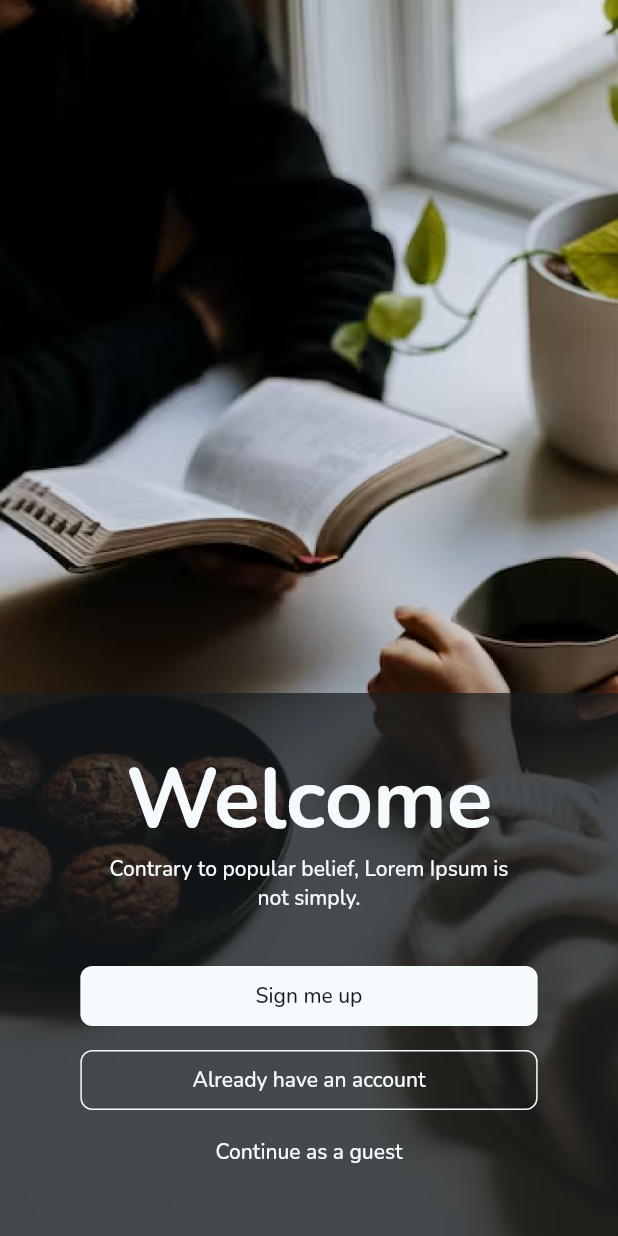
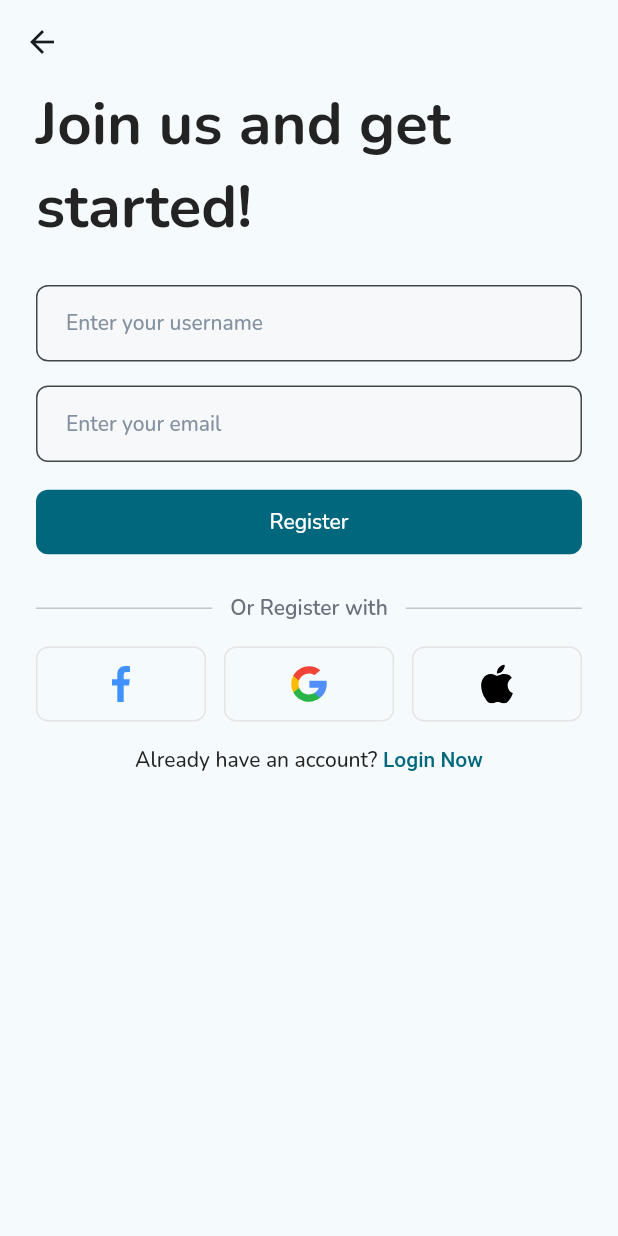
Before and after one commit to logickoder/stream_global, a Flutter app: the screen it shows after launch, after a tap on "Skip", after a tap on "Sign me up", on a phone screen of 412 x 824 dp. Run offline on Flutter 3.47's test engine with Material 2 defaults, Android fonts, the phone set to English and light mode, and no system bars; our stand-ins replace flutter_riverpod, flutter_svg, google_fonts, rx_shared_preferences; statements that could not run were skipped.

Commit message:
feat(auth): created screen

```diff
--- a/lib/app/assets.dart
+++ b/lib/app/assets.dart
@@ -3,6 +3,9 @@ class AppAssets {
 
   /// Icons
   static const _icons = '$_root/icons';
+  static const facebookIcon = '$_icons/facebook.svg';
+  static const googleIcon = '$_icons/google.svg';
+  static const appleIcon = '$_icons/apple.svg';
 
   /// Images
   static const _images = '$_root/images';
--- a/lib/app/routes.dart
+++ b/lib/app/routes.dart
@@ -1,6 +1,8 @@
 import 'package:flutter/material.dart';
 
-import '../auth/chooser/auth_chooser_screen.dart';
+import '../auth/auth_chooser_screen.dart';
+import '../auth/auth_screen.dart';
+import '../auth/auth_type.dart';
 import '../onboarding/onboarding_screen.dart';
 import '../splash/splash_screen.dart';
 
@@ -8,10 +10,14 @@ class AppRoutes {
   static const splash = '/';
   static const onboarding = '/onboarding';
   static const authChooser = '/auth';
+  static const login = '/auth/login';
+  static const register = '/auth/register';
 
   static Map<String, Widget Function(BuildContext)> get current => {
         splash: (context) => const SplashScreen(),
         onboarding: (_) => const OnboardingScreen(),
         authChooser: (_) => const AuthChooserScreen(),
+        login: (_) => const AuthScreen(),
+        register: (_) => const AuthScreen(type: AuthScreenType.register),
       };
 }
--- a/lib/app/theme.dart
+++ b/lib/app/theme.dart
@@ -19,10 +19,7 @@ class AppTheme {
       displayColor: AppColors.text,
     );
 
-    const buttonPadding = EdgeInsets.symmetric(
-      horizontal: AppDimens.padding / 2,
-      vertical: AppDimens.secondaryPadding / 2,
-    );
+    const buttonPadding = EdgeInsets.all(AppDimens.padding / 2);
 
     final buttonShape = RoundedRectangleBorder(
       borderRadius: BorderRadius.circular(AppDimens.secondaryPadding / 2),
@@ -76,6 +73,7 @@ class AppTheme {
         style: TextButton.styleFrom(
           padding: buttonPadding,
           shape: buttonShape,
+          foregroundColor: colorScheme.inversePrimary,
         ),
       ),
       outlinedButtonTheme: OutlinedButtonThemeData(
@@ -96,6 +94,8 @@ class AppTheme {
         ),
         hintStyle: const TextStyle(color: AppColors.textFieldHint),
         contentPadding: const EdgeInsets.all(AppDimens.secondaryPadding),
+        filled: true,
+        fillColor: AppColors.textFieldBackground,
       ),
     );
   }
--- a/lib/auth/chooser/auth_chooser_screen.dart
+++ b/lib/auth/auth_chooser_screen.dart
@@ -1,7 +1,8 @@
 import 'package:flutter/material.dart';
 
-import '../../app/assets.dart';
-import '../../app/dimens.dart';
+import '../app/assets.dart';
+import '../app/dimens.dart';
+import '../app/routes.dart';
 
 class AuthChooserScreen extends StatelessWidget {
   const AuthChooserScreen({super.key});
@@ -57,7 +58,10 @@ class AuthChooserScreen extends StatelessWidget {
                         backgroundColor: theme.colorScheme.surface,
                         foregroundColor: theme.colorScheme.onSurface,
                       ),
-                      onPressed: () {},
+                      onPressed: () => Navigator.pushNamed(
+                        context,
+                        AppRoutes.register,
+                      ),
                       child: const Text('Sign me up'),
                     ),
                   ),
@@ -69,7 +73,10 @@ class AuthChooserScreen extends StatelessWidget {
                         foregroundColor: theme.colorScheme.surface,
                         side: BorderSide(color: theme.colorScheme.surface),
                       ),
-                      onPressed: () {},
+                      onPressed: () => Navigator.pushNamed(
+                        context,
+                        AppRoutes.login,
+                      ),
                       child: const Text('Already have an account'),
                     ),
                   ),
@@ -87,7 +94,7 @@ class AuthChooserScreen extends StatelessWidget {
               ),
             )
           ],
-        ) /* add child content here */,
+        ),
       ),
     );
   }
--- /dev/null
+++ b/lib/auth/auth_screen.dart
@@ -0,0 +1,296 @@
+import 'package:flutter/gestures.dart';
+import 'package:flutter/material.dart';
+import 'package:flutter_riverpod/flutter_riverpod.dart';
+import 'package:flutter_svg/flutter_svg.dart';
+
+import '../app/assets.dart';
+import '../app/dimens.dart';
+import '../app/routes.dart';
+import 'auth_screen_controller.dart';
+import 'auth_screen_state.dart';
+import 'auth_type.dart';
+
+class AuthScreen extends ConsumerStatefulWidget {
+  final AuthScreenType type;
+
+  const AuthScreen({super.key, this.type = AuthScreenType.login});
+
+  @override
+  ConsumerState<AuthScreen> createState() => _AuthScreenState();
+}
+
+class _AuthScreenState extends ConsumerState<AuthScreen> {
+  final _form = GlobalKey<FormState>();
+
+  final _usernameController = TextEditingController();
+  final _emailController = TextEditingController();
+
+  final _controller =
+      NotifierProvider.autoDispose<AuthScreenController, AuthScreenState>(
+    AuthScreenController.new,
+  );
+
+  @override
+  Widget build(BuildContext context) {
+    final theme = Theme.of(context);
+
+    return Scaffold(
+      resizeToAvoidBottomInset: false,
+      appBar: AppBar(),
+      body: SafeArea(
+        child: Padding(
+          padding: const EdgeInsets.symmetric(horizontal: AppDimens.padding),
+          child: Form(
+            key: _form,
+            child: Column(
+              crossAxisAlignment: CrossAxisAlignment.start,
+              children: [
+                Text(
+                  _title(),
+                  style: theme.textTheme.headlineLarge?.copyWith(
+                    fontWeight: FontWeight.w700,
+                  ),
+                ),
+                if (widget.type == AuthScreenType.register) ...{
+                  const SizedBox(height: AppDimens.padding),
+                  TextFormField(
+                    controller: _usernameController,
+                    decoration: const InputDecoration(
+                      hintText: 'Enter your username',
+                    ),
+                    keyboardType: TextInputType.name,
+                    textInputAction: TextInputAction.next,
+                    validator: (value) {
+                      if (value == null || value.isEmpty) {
+                        return 'Please enter your username';
+                      }
+                      return null;
+                    },
+                  ),
+                },
+                const SizedBox(height: AppDimens.secondaryPadding),
+                TextFormField(
+                  controller: _emailController,
+                  decoration: const InputDecoration(
+                    hintText: 'Enter your email',
+                  ),
+                  keyboardType: TextInputType.emailAddress,
+                  textInputAction: TextInputAction.done,
+                  validator: (value) {
+                    if (value == null || value.isEmpty) {
+                      return 'Please enter your email address';
+                    }
+                    return null;
+                  },
+                ),
+                if (widget.type == AuthScreenType.login) ...{
+                  const SizedBox(height: AppDimens.secondaryPadding),
+                  Align(
+                    alignment: Alignment.centerRight,
+                    child: TextButton(
+                      onPressed: () {},
+                      child: const Text('Forgot password?'),
+                    ),
+                  )
+                },
+                const SizedBox(height: AppDimens.secondaryPadding),
+                SizedBox(
+                  width: double.infinity,
+                  child: Consumer(
+                    builder: (context, ref, child) {
+                      final isLoading = ref.watch(
+                        _controller.select((state) => state.loading),
+                      );
+                      return FilledButton(
+                        onPressed: isLoading ? null : _submitForm,
+                        child: Text(
+                          isLoading ? 'please wait...' : _buttonText(),
+                        ),
+                      );
+                    },
+                  ),
+                ),
+                const SizedBox(height: AppDimens.padding),
+                _AuthDivider(widget.type),
+                const SizedBox(height: AppDimens.secondaryPadding),
+                const _OAuth(),
+                const SizedBox(height: AppDimens.secondaryPadding),
+                Align(
+                  alignment: Alignment.center,
+                  child: RichText(
+                    text: TextSpan(
+                      text: '${_bottomLeftAction()} ',
+                      style: theme.textTheme.bodyLarge,
+                      children: [
+                        TextSpan(
+                          text: _rightActionText(),
+                          style: TextStyle(
+                            color: theme.colorScheme.primary,
+                            fontWeight: FontWeight.w500,
+                          ),
+                          recognizer: TapGestureRecognizer()
+                            ..onTap = _rightAction,
+                        ),
+                      ],
+                    ),
+                  ),
+                ),
+                const Spacer(flex: 4),
+              ],
+            ),
+          ),
+        ),
+      ),
+    );
+  }
+
+  void _submitForm() {
+    if (_form.currentState!.validate()) {
+      // hide the keyboard so errors can be seen
+      FocusScope.of(context).unfocus();
+      ref
+          .read(_controller.notifier)
+          .submit(
+            email: _emailController.text,
+            username: _usernameController.text,
+            type: widget.type,
+          )
+          .then((value) {
+        if (!value) {
+          ScaffoldMessenger.of(context).showSnackBar(
+            SnackBar(
+              content: Text(
+                ref.read(_controller).error ?? 'An error occurred',
+              ),
+            ),
+          );
+        } else {
+          // Navigator.pushNamedAndRemoveUntil(
+          //   context,
+          //   widget.type == AuthScreenType.reset
+          //       ? AppRoutes.login
+          //       : AppRoutes.landing,
+          //   (route) => false,
+          // );
+        }
+      });
+    }
+  }
+
+  /// Returns the title based on [widget.type].
+  String _title() {
+    return switch (widget.type) {
+      AuthScreenType.login => 'Welcome back, please log in',
+      AuthScreenType.register => 'Join us and get started!'
+    };
+  }
+
+  /// Returns the button text based on [widget.type].
+  String _buttonText() {
+    return switch (widget.type) {
+      AuthScreenType.login => 'Login',
+      AuthScreenType.register => 'Register'
+    };
+  }
+
+  /// Returns the left bottom action text based on [widget.type].
+  String _bottomLeftAction() {
+    return switch (widget.type) {
+      AuthScreenType.login => "Don't have an account?",
+      AuthScreenType.register => 'Already have an account?'
+    };
+  }
+
+  /// Returns the right bottom action text based on [widget.type].
+  String _rightActionText() {
+    return switch (widget.type) {
+      AuthScreenType.login => 'Register now',
+      AuthScreenType.register => 'Login Now'
+    };
+  }
+
+  /// Performs the right action based on [widget.type].
+  Future<void> _rightAction() async {
+    await switch (widget.type) {
+      AuthScreenType.login => Navigator.pushReplacementNamed(
+          context,
+          AppRoutes.register,
+        ),
+      AuthScreenType.register => Navigator.pushReplacementNamed(
+          context,
+          AppRoutes.login,
+        )
+    };
+  }
+
+  @override
+  void dispose() {
+    _usernameController.dispose();
+    _emailController.dispose();
+    super.dispose();
+  }
+}
+
+class _AuthDivider extends StatelessWidget {
+  const _AuthDivider(this.type);
+
+  final AuthScreenType type;
+
+  @override
+  Widget build(BuildContext context) {
+    return Row(
+      children: [
+        const Expanded(child: Divider()),
+        Padding(
+          padding: const EdgeInsets.symmetric(
+            horizontal: AppDimens.padding / 2,
+          ),
+          child: Text(
+            switch (type) {
+              AuthScreenType.login => 'Or Login with',
+              AuthScreenType.register => 'Or Register with'
+            },
+            style: Theme.of(context).textTheme.bodyLarge?.copyWith(
+                  fontWeight: FontWeight.w600,
+                  color: const Color(0xFF6A707C),
+                ),
+          ),
+        ),
+        const Expanded(child: Divider()),
+      ],
+    );
+  }
+}
+
+class _OAuth extends StatelessWidget {
+  const _OAuth();
+
+  @override
+  Widget build(BuildContext context) {
+    return Row(
+      mainAxisAlignment: MainAxisAlignment.center,
+      children: [
+        _button(AppAssets.facebookIcon, () {}),
+        const SizedBox(width: AppDimens.padding / 2),
+        _button(AppAssets.googleIcon, () {}),
+        const SizedBox(width: AppDimens.padding / 2),
+        _button(AppAssets.appleIcon, () {}),
+      ],
+    );
+  }
+
+  Widget _button(String image, VoidCallback onPressed) {
+    return Expanded(
+      child: OutlinedButton(
+        style: OutlinedButton.styleFrom(
+          shape: RoundedRectangleBorder(
+            borderRadius: BorderRadius.circular(8),
+          ),
+          side: const BorderSide(color: Color(0xFFE5E5E5)),
+        ),
+        onPressed: onPressed,
+        child: SvgPicture.asset(image),
+      ),
+    );
+  }
+}
--- /dev/null
+++ b/lib/auth/auth_screen_controller.dart
@@ -0,0 +1,45 @@
+import 'dart:async';
+
+import 'package:flutter_riverpod/flutter_riverpod.dart';
+
+import 'auth_screen_state.dart';
+import 'auth_type.dart';
+
+class AuthScreenController extends AutoDisposeNotifier<AuthScreenState> {
+  @override
+  AuthScreenState build() => const AuthScreenState();
+
+  Future<bool> submit({
+    String? email,
+    String? username,
+    required AuthScreenType type,
+  }) async {
+    try {
+      // state = state.copyWith(loading: true, error: null);
+      // final (success, message) = switch (type) {
+      //   AuthScreenType.login => await UserService.login(
+      //     identifier: email!,
+      //     password: password,
+      //   ),
+      //   AuthScreenType.register => await UserService.createAccount(
+      //     username: username!,
+      //     password: password,
+      //   ),
+      // };
+      // if (!success) {
+      //   setError(message);
+      // }
+      // return success;
+      return true;
+    } catch (e) {
+      setError(e.toString());
+      return false;
+    } finally {
+      state = state.copyWith(loading: false);
+    }
+  }
+
+  void setError([String? error]) {
+    state = state.copyWith(error: error);
+  }
+}
--- /dev/null
+++ b/lib/auth/auth_screen_state.dart
@@ -0,0 +1,16 @@
+class AuthScreenState {
+  final String? error;
+  final bool loading;
+
+  const AuthScreenState({this.error, this.loading = false});
+
+  AuthScreenState copyWith({
+    String? error,
+    bool? loading,
+  }) {
+    return AuthScreenState(
+      error: error ?? this.error,
+      loading: loading ?? this.loading,
+    );
+  }
+}
--- /dev/null
+++ b/lib/auth/auth_type.dart
@@ -0,0 +1 @@
+enum AuthScreenType { login, register }
--- a/lib/onboarding/onboarding_page.dart
+++ b/lib/onboarding/onboarding_page.dart
@@ -36,10 +36,7 @@ class OnboardingPage extends StatelessWidget {
           alignment: Alignment.topRight,
           child: TextButton(
             onPressed: onSkipPressed,
-            child: Text(
-              'Skip',
-              style: TextStyle(color: theme.colorScheme.inversePrimary),
-            ),
+            child: const Text('Skip'),
           ),
         ),
         const Spacer(flex: 1),
--- a/lib/splash/splash_screen.dart
+++ b/lib/splash/splash_screen.dart
@@ -1,6 +1,7 @@
 import 'package:flutter/material.dart';
 
 import '../app/assets.dart';
+import '../app/data/services/onboarding_service.dart';
 import '../app/dimens.dart';
 import '../app/routes.dart';
 
@@ -54,13 +55,14 @@ class SplashScreen extends StatelessWidget {
   }
 
   Future<String> _getStartRoute() async {
-    // if (!(await OnboardingService.hasUserOnboarded())) {
-    //   return AppRoutes.onboarding;
-    // } else if ((await UserService.getUser()) == null) {
+    if (!(await OnboardingService.hasUserOnboarded())) {
+      return AppRoutes.onboarding;
+    }
+    // else if ((await UserService.getUser()) == null) {
     //   return AppRoutes.login;
-    // } else {
-    //   return AppRoutes.landing;
     // }
-    return AppRoutes.onboarding;
+    else {
+      return AppRoutes.login;
+    }
   }
 }
```
Also changed, not shown: assets/icons/apple.svg (added), assets/icons/facebook.svg (added), assets/icons/google.svg (added).
